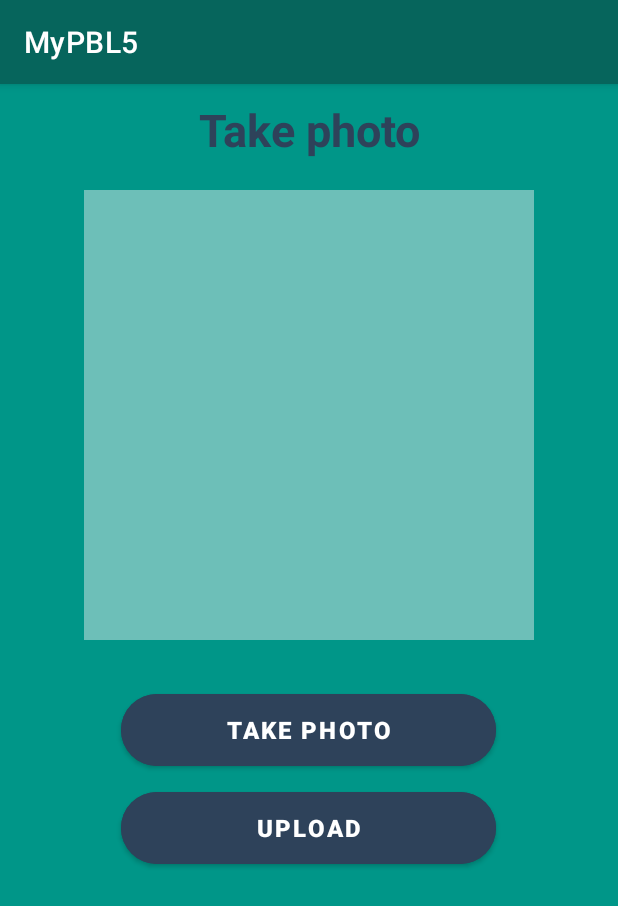
After one commit to Chonn18/PBL5_Face-Recognition, an Android app: the Camerav2Fragment screen opened through its navigation route, on a phone screen of 412 x 824 dp. The commit adds this screen. Shown: the top 906 px of the screen. Run offline under Robolectric (Android 15) with nearby library versions, the phone set to English and light mode, and no system bars; our stand-ins replace Firebase (no records; nobody signed in at launch, a user with empty details on screens opened directly), data binding; Roboto replaces fonts that are not available here.

Commit message:
fix take photo

```diff
--- /dev/null
+++ b/app/src/main/java/com/project/pbl5_mobile/View/Camerav2Fragment.java
@@ -0,0 +1,66 @@
+package com.project.pbl5_mobile.View;
+
+import android.os.Bundle;
+
+import androidx.fragment.app.Fragment;
+
+import android.view.LayoutInflater;
+import android.view.View;
+import android.view.ViewGroup;
+
+import com.project.pbl5_mobile.R;
+
+/**
+ * A simple {@link Fragment} subclass.
+ * Use the {@link Camerav2Fragment#newInstance} factory method to
+ * create an instance of this fragment.
+ */
+public class Camerav2Fragment extends Fragment {
+
+    // TODO: Rename parameter arguments, choose names that match
+    // the fragment initialization parameters, e.g. ARG_ITEM_NUMBER
+    private static final String ARG_PARAM1 = "param1";
+    private static final String ARG_PARAM2 = "param2";
+
+    // TODO: Rename and change types of parameters
+    private String mParam1;
+    private String mParam2;
+
+    public Camerav2Fragment() {
+        // Required empty public constructor
+    }
+
+    /**
+     * Use this factory method to create a new instance of
+     * this fragment using the provided parameters.
+     *
+     * @param param1 Parameter 1.
+     * @param param2 Parameter 2.
+     * @return A new instance of fragment Camerav2Fragment.
+     */
+    // TODO: Rename and change types and number of parameters
+    public static Camerav2Fragment newInstance(String param1, String param2) {
+        Camerav2Fragment fragment = new Camerav2Fragment();
+        Bundle args = new Bundle();
+        args.putString(ARG_PARAM1, param1);
+        args.putString(ARG_PARAM2, param2);
+        fragment.setArguments(args);
+        return fragment;
+    }
+
+    @Override
+    public void onCreate(Bundle savedInstanceState) {
+        super.onCreate(savedInstanceState);
+        if (getArguments() != null) {
+            mParam1 = getArguments().getString(ARG_PARAM1);
+            mParam2 = getArguments().getString(ARG_PARAM2);
+        }
+    }
+
+    @Override
+    public View onCreateView(LayoutInflater inflater, ViewGroup container,
+                             Bundle savedInstanceState) {
+        // Inflate the layout for this fragment
+        return inflater.inflate(R.layout.fragment_camerav2, container, false);
+    }
+}
--- /dev/null
+++ b/app/src/main/res/layout/fragment_camerav2.xml
@@ -0,0 +1,68 @@
+<?xml version="1.0" encoding="utf-8"?>
+<layout xmlns:tools="http://schemas.android.com/tools"
+    xmlns:android="http://schemas.android.com/apk/res/android"
+    xmlns:app="http://schemas.android.com/apk/res-auto">
+    <LinearLayout
+        android:layout_width="match_parent"
+        android:layout_height="match_parent"
+        android:focusableInTouchMode="true"
+        android:orientation="vertical"
+        android:background="@color/login"
+        tools:context=".View.Camerav2Fragment">
+
+        <LinearLayout
+            android:layout_width="match_parent"
+            android:layout_height="wrap_content"
+            android:orientation="vertical"
+            android:layout_margin="10dp">
+
+            <TextView
+                android:id="@+id/textView"
+                android:layout_width="match_parent"
+                android:layout_height="wrap_content"
+                android:text="Take photo"
+                android:textSize="30sp"
+                android:gravity="center"
+
+                android:textColor="#2E425A"
+                android:layout_gravity="center"
+                android:textStyle="bold"/>
+
+            <ImageView
+                android:id="@+id/img_camera"
+                android:layout_width="300dp"
+                android:layout_gravity="center"
+                android:layout_height="300dp"
+                android:background="@color/bgr"
+                android:layout_marginTop="20dp"
+                android:scaleType="centerCrop"/>
+
+        </LinearLayout>
+
+
+        <com.google.android.material.button.MaterialButton
+            android:id="@+id/btn_take_photo"
+            android:layout_width="250dp"
+            android:layout_height="60dp"
+            android:layout_marginTop="20dp"
+            android:layout_marginBottom="5dp"
+            android:backgroundTint="#2E425A"
+            android:layout_gravity="center"
+            android:text="take photo"
+            android:textSize="16sp"
+            android:textStyle="bold"
+            app:cornerRadius="25dp"/>
+        <com.google.android.material.button.MaterialButton
+            android:id="@+id/btn_upload"
+            android:layout_width="250dp"
+            android:layout_height="60dp"
+            android:layout_marginTop="0dp"
+            android:layout_marginBottom="5dp"
+            android:backgroundTint="#2E425A"
+            android:layout_gravity="center"
+            android:text="Upload"
+            android:textSize="16sp"
+            android:textStyle="bold"
+            app:cornerRadius="25dp"/>
+    </LinearLayout>
+</layout>
--- a/app/src/main/res/navigation/nav_start.xml
+++ b/app/src/main/res/navigation/nav_start.xml
@@ -65,4 +65,9 @@
         android:name="com.project.pbl5_mobile.View.HistoryCheckFragment"
         android:label="fragment_history_check"
         tools:layout="@layout/fragment_history_check" />
+    <fragment
+        android:id="@+id/camerav2Fragment"
+        android:name="com.project.pbl5_mobile.View.Camerav2Fragment"
+        android:label="fragment_camerav2"
+        tools:layout="@layout/fragment_camerav2" />
 </navigation>
--- a/settings.gradle
+++ b/settings.gradle
@@ -10,6 +10,7 @@ dependencyResolutionManagement {
     repositories {
         google()
         mavenCentral()
+        maven { url "https://jitpack.io" }
     }
 }
 rootProject.name = "PBL5_Mobile"
```
Also changed, not shown: app/build.gradle (+8 -1 lines), app/src/main/java/com/project/pbl5_mobile/CameraActivity.java (+16 -2 lines), app/src/main/java/com/project/pbl5_mobile/View/CameraFragment.java (+86 -39 lines).
